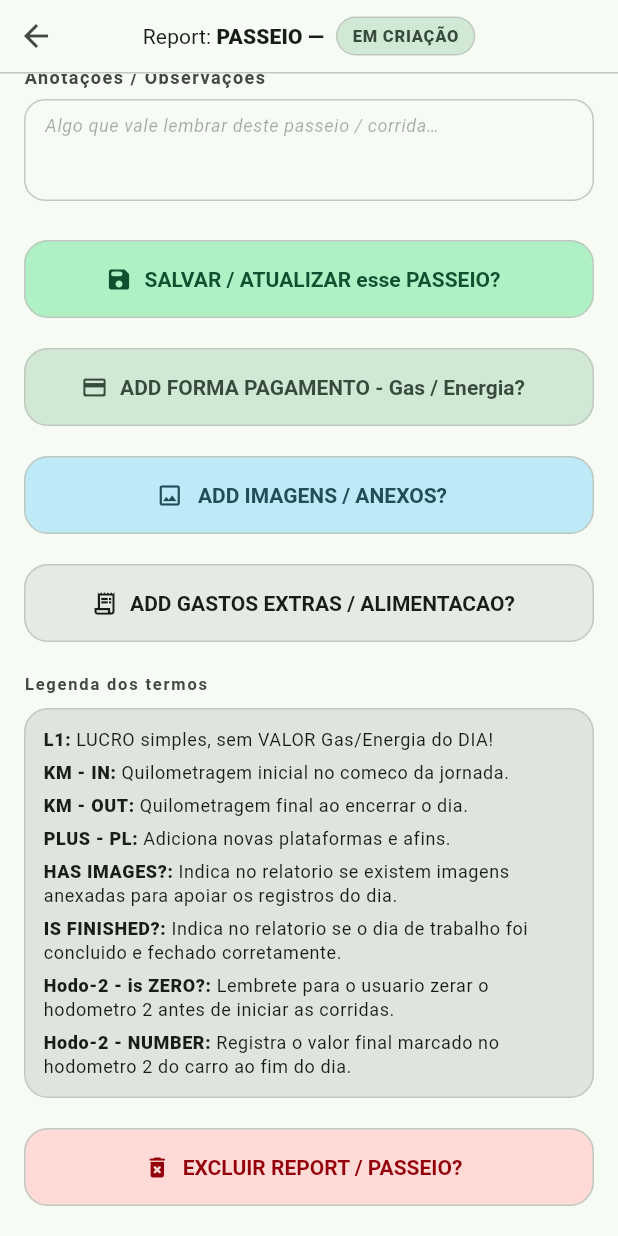
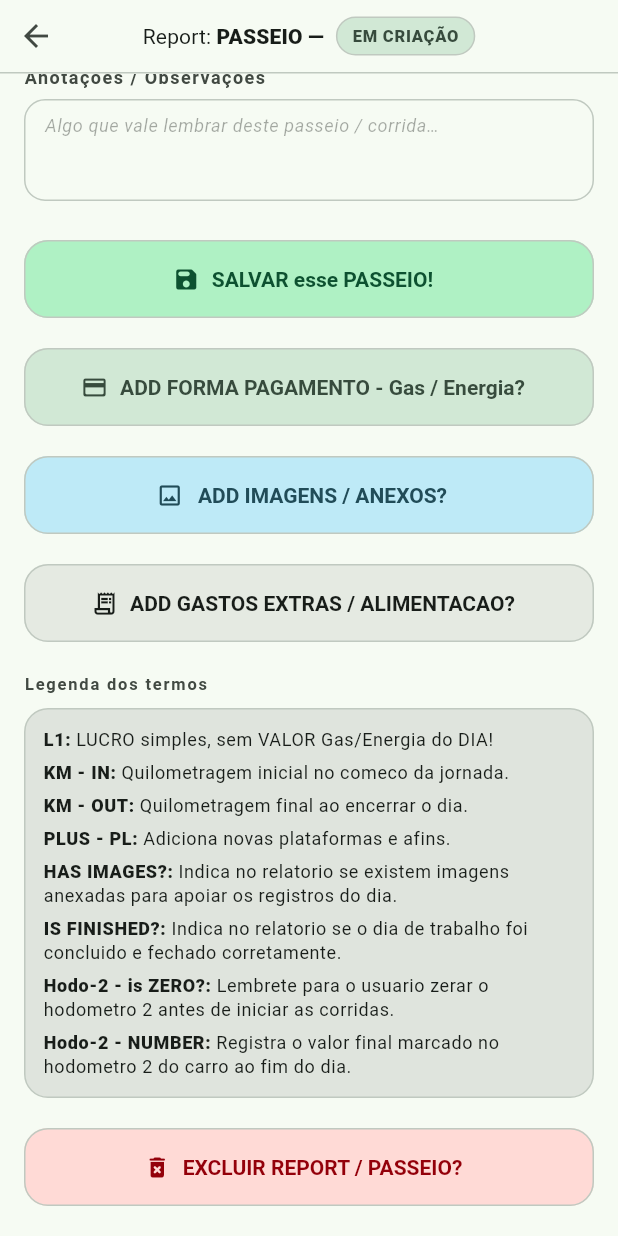
Before and after one commit to cleidson-machado/ride-driver-clean, a Flutter app: the FinancialHistoryView screen opened directly, scrolled down 671 dp, on a phone screen of 412 x 824 dp. Run offline on Flutter 3.47's test engine with Material 3 defaults, Android fonts, the phone set to English and light mode, and no system bars; our stand-ins replace get_it, sqflite; accounts and stored records are empty.

Commit message:
feat(save_button): enhance SaveButtonWidget to support editing state with dynamic styling and labels

```diff
--- a/lib/features/financial_history/financial_history_view.dart
+++ b/lib/features/financial_history/financial_history_view.dart
@@ -474,6 +474,7 @@ class _FinancialHistoryViewState extends State<FinancialHistoryView> {
                     const SizedBox(height: 26),
 
                     SaveButtonWidget( // ############################################################## 6. Footer — botão salvar
+                      isEditing: widget.reportId != null,
                       onPressed: _actionSaveRide,
                     ),
                     const SizedBox(height: 20),
--- a/lib/features/financial_history/widgets/action_buttons.dart
+++ b/lib/features/financial_history/widgets/action_buttons.dart
@@ -55,18 +55,30 @@ class _FooterActionButtonWidget extends StatelessWidget {
 // ─── Footer — botão salvar ────────────────────────────────────────────────────
 class SaveButtonWidget extends StatelessWidget {
 
-  const SaveButtonWidget({super.key, required this.onPressed});
+  const SaveButtonWidget({
+    super.key,
+    required this.isEditing,
+    required this.onPressed,
+  });
 
+  final bool isEditing;
   final VoidCallback onPressed;
 
   @override
   Widget build(BuildContext context) {
     final ColorScheme colorScheme = Theme.of(context).colorScheme;
+    final bool editing = isEditing;
     return _FooterActionButtonWidget(
-      backgroundColor: colorScheme.primaryContainer,
-      foregroundColor: colorScheme.onPrimaryContainer,
-      icon: const Icon(Icons.save_rounded),
-      label: 'SALVAR / ATUALIZAR esse PASSEIO?',
+      backgroundColor: editing
+          ? colorScheme.tertiaryContainer
+          : colorScheme.primaryContainer,
+      foregroundColor: editing
+          ? colorScheme.onTertiaryContainer
+          : colorScheme.onPrimaryContainer,
+      icon: editing
+          ? const Icon(Icons.update_rounded)
+          : const Icon(Icons.save_rounded),
+      label: editing ? 'ATUALIZAR esse PASSEIO!' : 'SALVAR esse PASSEIO!',
       onPressed: onPressed,
     );
   }
```
